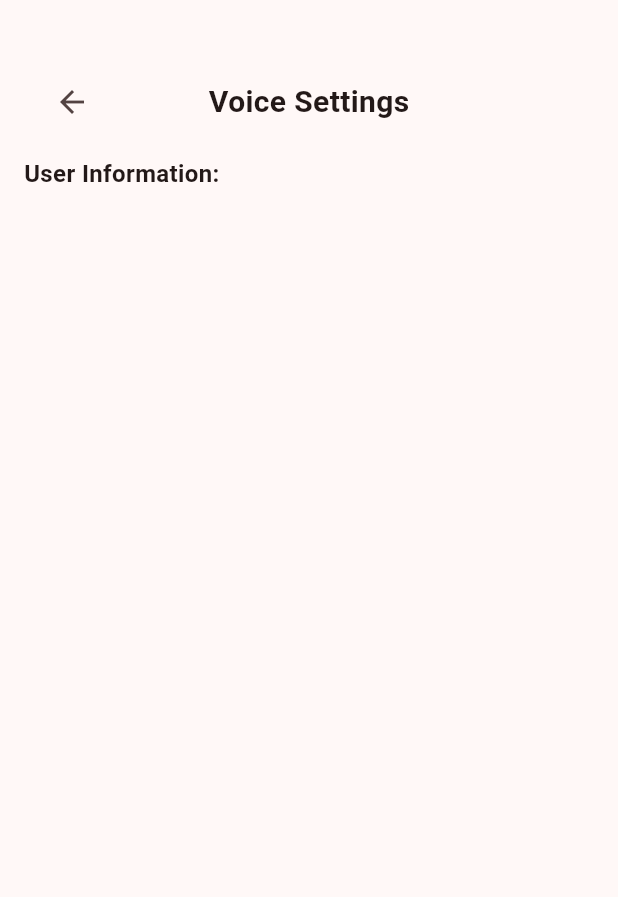
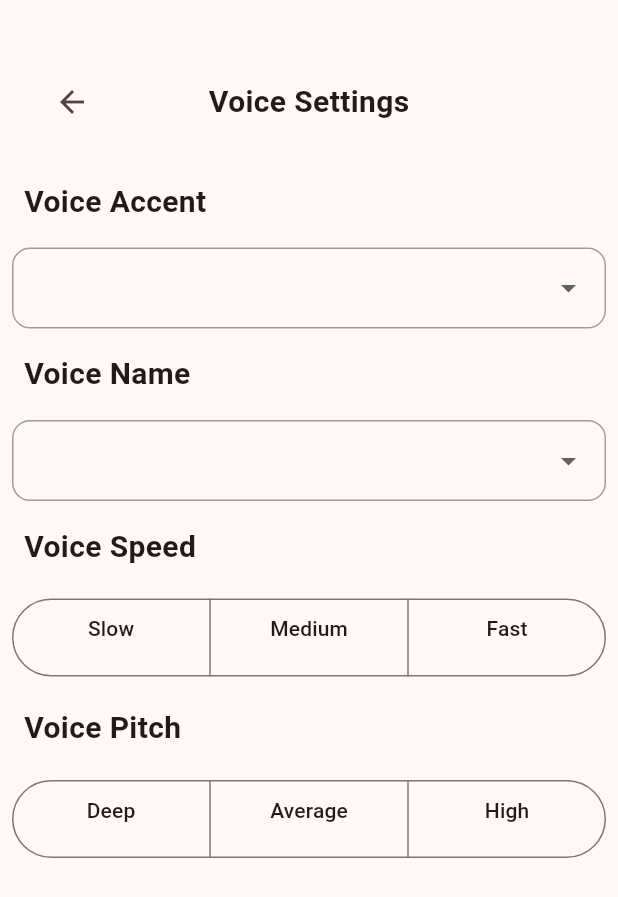
Before and after one commit to rcSabucido/wakealert, a Flutter app: the VoiceSettingsPage screen opened directly with empty values, on a phone screen of 412 x 824 dp. Shown: the top 897 px of the screen. Run offline on Flutter 3.47's test engine with Material 3 defaults, Android fonts, the phone set to English and light mode, and no system bars; our stand-ins replace liquid_progress_indicator_v2; missing offline and left inert: simple_ripple_animation.

Commit message:
#33 Create voice settings screen elements

```diff
--- /dev/null
+++ b/lib/components/dropdown.dart
@@ -0,0 +1,41 @@
+import 'package:flutter/material.dart';
+
+class Dropdown<T> extends StatelessWidget {
+  final T? value;
+  final List<DropdownMenuItem<T>> items;
+  final ValueChanged<T?>? onChanged;
+  final String? hintText;
+
+  const Dropdown({
+    Key? key,
+    required this.value,
+    required this.items,
+    this.onChanged,
+    this.hintText,
+  }) : super(key: key);
+
+  @override
+  Widget build(BuildContext context) {
+    return Container(
+      padding: const EdgeInsets.symmetric(horizontal: 12, vertical: 2),
+      decoration: BoxDecoration(
+        border: Border.all(color: Colors.grey, width: 1),
+        borderRadius: BorderRadius.circular(12),
+      ),
+      child: Column(
+        crossAxisAlignment: CrossAxisAlignment.start,
+        children: [
+          DropdownButtonHideUnderline(
+            child: DropdownButton<T>(
+              value: value,
+              isExpanded: true,
+              hint: hintText != null ? Text(hintText!) : null,
+              items: items,
+              onChanged: onChanged,
+            ),
+          ),
+        ],
+      ),
+    );
+  }
+}
--- a/lib/pages/voiceSettings.dart
+++ b/lib/pages/voiceSettings.dart
@@ -2,6 +2,7 @@ import 'package:flutter/material.dart';
 import 'package:wakealert/components/settingsRedirect.dart';
 import 'package:wakealert/components/subsectionHeader.dart';
 import 'package:wakealert/components/labeledDropdown.dart';
+import 'package:wakealert/components/dropdown.dart';
 import 'package:wakealert/components/labeledTextBox.dart';
 
 class VoiceSettingsPage extends StatefulWidget {
@@ -29,7 +30,9 @@ class _VoiceSettingsPageState extends State<VoiceSettingsPage> {
   final TextEditingController lastNameController = new TextEditingController();
   final TextEditingController editController = new TextEditingController();
 
-  String? pregnancyStatusOption;
+  String? voiceAccent;
+  String? voiceName;
+  Set<String> voiceSpeedSelection = {"A"};
 
   _VoiceSettingsPageState(this.onBack);
 
@@ -51,14 +54,102 @@ class _VoiceSettingsPageState extends State<VoiceSettingsPage> {
               onBack: onBack,
             ),
             Padding(
-              padding: EdgeInsets.only(left: 8.0, right: 8.0),
+              padding: EdgeInsets.symmetric(vertical: 16.0, horizontal: 8.0),
               child: Text(
-                "User Information:",
+                "Voice Accent",
                 style: const TextStyle(
-                  fontSize: 16,
+                  fontSize: 20,
                   fontWeight: FontWeight.bold,
                 ),
               ),
+            ),
+            Dropdown<String>(
+              value: voiceAccent,
+              items: [
+                DropdownMenuItem(value: "en-PH", child: Text("Filipino")),
+                DropdownMenuItem(value: "en-US", child: Text("US English")),
+                DropdownMenuItem(value: "en-GB", child: Text("UK English")),
+              ],
+              onChanged: (value) {
+                voiceAccent = value;
+              },
+            ),
+            Padding(
+              padding: EdgeInsets.symmetric(vertical: 16.0, horizontal: 8.0),
+              child: Text(
+                "Voice Name",
+                style: const TextStyle(
+                  fontSize: 20,
+                  fontWeight: FontWeight.bold,
+                ),
+              ),
+            ),
+            Dropdown<String>(
+              value: voiceName,
+              items: [
+                DropdownMenuItem(value: "rn", child: Text("Rosa Normal")),
+                DropdownMenuItem(value: "an", child: Text("Adrian Normal")),
+                DropdownMenuItem(value: "jn", child: Text("John Normal")),
+              ],
+              onChanged: (value) {
+                voiceName = value;
+              },
+            ),
+            Padding(
+              padding: EdgeInsets.symmetric(vertical: 16.0, horizontal: 8.0),
+              child: Text(
+                "Voice Speed",
+                style: const TextStyle(
+                  fontSize: 20,
+                  fontWeight: FontWeight.bold,
+                ),
+              ),
+            ),
+            SizedBox(
+              width: double.infinity,
+              height: 60,
+              child: SegmentedButton<String>(
+                  segments: const [
+                    ButtonSegment(value: "Slow", label: Text('Slow')),
+                    ButtonSegment(value: "Medium", label: Text('Medium')),
+                    ButtonSegment(value: "Fast", label: Text('Fast')),
+                  ],
+                  selected: voiceSpeedSelection,
+                  onSelectionChanged: (newSelection) {
+                    setState(() {
+                      voiceSpeedSelection = newSelection;
+                    });
+                  },
+                  multiSelectionEnabled: false, // ensures only one is selected
+                ),
+            ),
+            Padding(
+              padding: EdgeInsets.symmetric(vertical: 16.0, horizontal: 8.0),
+              child: Text(
+                "Voice Pitch",
+                style: const TextStyle(
+                  fontSize: 20,
+                  fontWeight: FontWeight.bold,
+                ),
+              ),
+            ),
+            SizedBox(
+              width: double.infinity,
+              height: 60,
+              child: SegmentedButton<String>(
+                  segments: const [
+                    ButtonSegment(value: "Deep", label: Text('Deep')),
+                    ButtonSegment(value: "Average", label: Text('Average')),
+                    ButtonSegment(value: "High", label: Text('High')),
+                  ],
+                  selected: voiceSpeedSelection,
+                  onSelectionChanged: (newSelection) {
+                    setState(() {
+                      voiceSpeedSelection = newSelection;
+                    });
+                  },
+                  multiSelectionEnabled: false, // ensures only one is selected
+                ),
             ),
           ],
         ),
```
